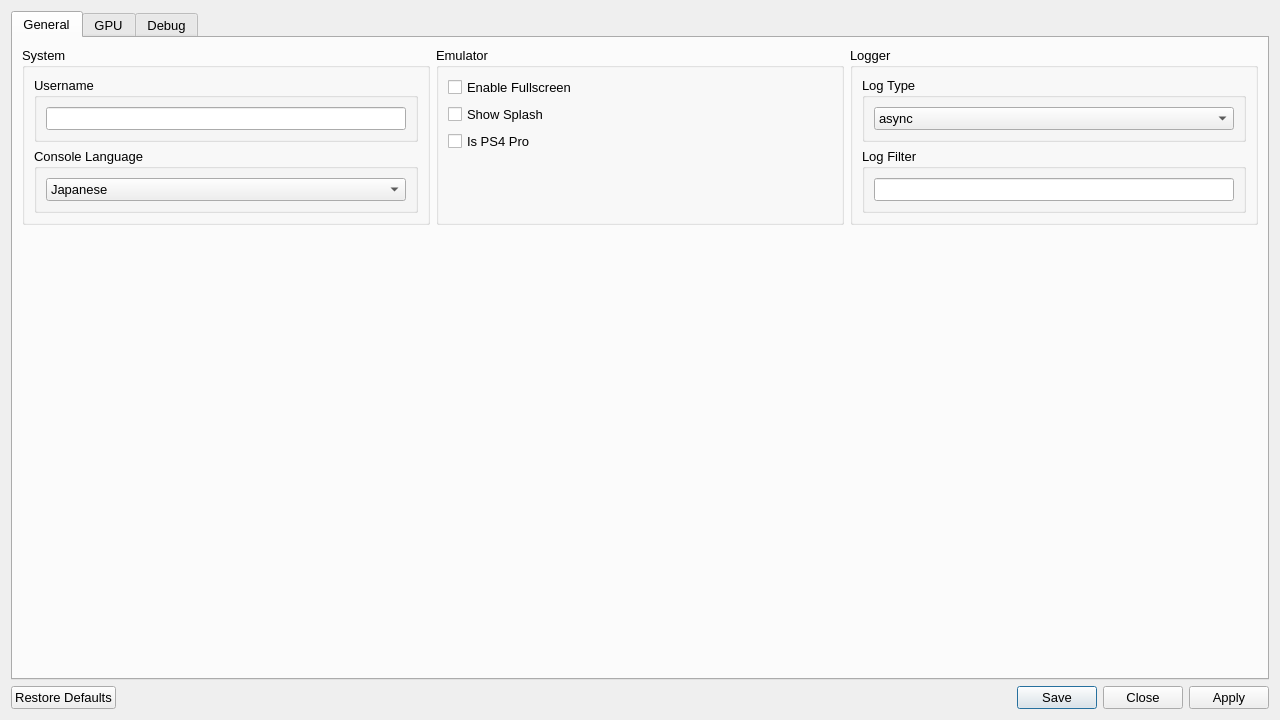
Old version of the form src/qt_gui/settings_dialog.ui in the repository ei-akulxx/shadPS4.
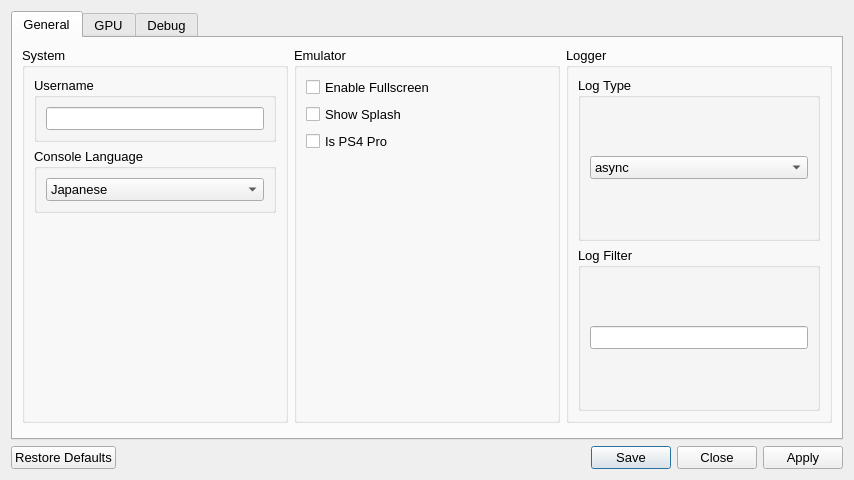
New version of the form. Icons and pictures are not drawn.

Commit message: Reduce window size

What changed in the file:
```diff
--- a/src/qt_gui/settings_dialog.ui
+++ b/src/qt_gui/settings_dialog.ui
@@ -11,8 +11,8 @@
    <rect>
     <x>0</x>
     <y>0</y>
-    <width>1280</width>
-    <height>720</height>
+    <width>854</width>
+    <height>480</height>
    </rect>
   </property>
   <property name="sizePolicy">
@@ -51,8 +51,8 @@
        <rect>
         <x>0</x>
         <y>0</y>
-        <width>1258</width>
-        <height>660</height>
+        <width>832</width>
+        <height>420</height>
        </rect>
       </property>
       <property name="sizePolicy">
@@ -68,7 +68,7 @@
        <attribute name="title">
         <string>General</string>
        </attribute>
-       <layout class="QVBoxLayout" name="generalTabVLayout" stretch="0,1,0,0,0,0,0">
+       <layout class="QVBoxLayout" name="generalTabVLayout" stretch="0,0">
         <item>
          <layout class="QHBoxLayout" name="generalTabHLayout" stretch="1,1,1">
           <item>
@@ -418,37 +418,6 @@
           </item>
          </layout>
         </item>
-        <item>
-         <widget class="QWidget" name="widgetSettingsTop" native="true">
-          <layout class="QHBoxLayout" name="widgetGpuTopLayout">
-           <property name="leftMargin">
-            <number>0</number>
-           </property>
-           <property name="topMargin">
-            <number>0</number>
-           </property>
-           <property name="rightMargin">
-            <number>0</number>
-           </property>
-           <property name="bottomMargin">
-            <number>0</number>
-           </property>
-           <item>
-            <spacer name="generalTabSpacer">
-             <property name="orientation">
-              <enum>Qt::Orientation::Vertical</enum>
-             </property>
-             <property name="sizeHint" stdset="0">
-              <size>
-               <width>20</width>
-               <height>40</height>
-              </size>
-             </property>
-            </spacer>
-           </item>
-          </layout>
-         </widget>
-        </item>
         <item>
          <widget class="QWidget" name="widgetSettingsBottom" native="true">
           <layout class="QHBoxLayout" name="widgetGpuBottomLayout">
@@ -467,51 +436,6 @@
           </layout>
          </widget>
         </item>
-        <item>
-         <spacer name="emulator_tab_layout_right_spacer">
-          <property name="orientation">
-           <enum>Qt::Orientation::Vertical</enum>
-          </property>
-          <property name="sizeType">
-           <enum>QSizePolicy::Policy::MinimumExpanding</enum>
-          </property>
-          <property name="sizeHint" stdset="0">
-           <size>
-            <width>0</width>
-            <height>0</height>
-           </size>
-          </property>
-         </spacer>
-        </item>
-        <item>
-         <layout class="QVBoxLayout" name="emulatorTabLayoutMiddle_2"/>
-        </item>
-        <item>
-         <layout class="QVBoxLayout" name="emulatorTabLayoutRight">
-          <property name="rightMargin">
-           <number>12</number>
-          </property>
-          <property name="bottomMargin">
-           <number>12</number>
-          </property>
-         </layout>
-        </item>
-        <item>
-         <spacer name="emulatorTabSpacer_2">
-          <property name="orientation">
-           <enum>Qt::Orientation::Vertical</enum>
-          </property>
-          <property name="sizeType">
-           <enum>QSizePolicy::Policy::MinimumExpanding</enum>
-          </property>
-          <property name="sizeHint" stdset="0">
-           <size>
-            <width>0</width>
-            <height>0</height>
-           </size>
-          </property>
-         </spacer>
-        </item>
        </layout>
       </widget>
       <widget class="QWidget" name="gpuTab">
```
Left out of the diff: 18 changed lines with no effect on the pictures.
